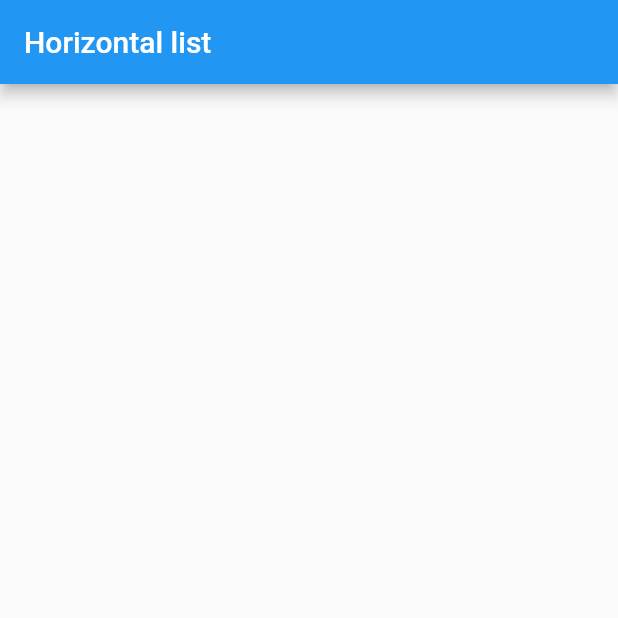
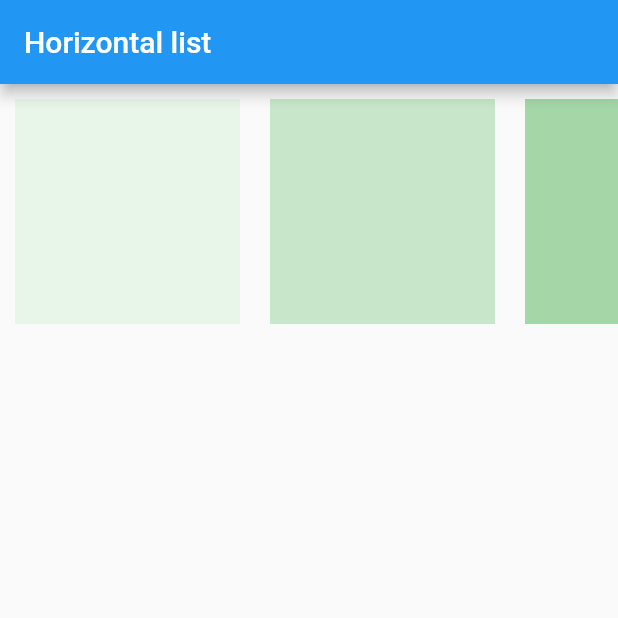
Before and after one commit to Artemshchurev/skillbox_homework, a Flutter app: the screen it shows after launch, on a phone screen of 412 x 824 dp, the top half of it. Run offline on Flutter 3.47's test engine with Material 2 defaults, Android fonts, the phone set to English and light mode, and no system bars.

Commit message:
Third task

```diff
--- a/06_Layout/horizontal_list/lib/main.dart
+++ b/06_Layout/horizontal_list/lib/main.dart
@@ -26,18 +26,47 @@ class MyHomePage extends StatefulWidget {
 }
 
 class _MyHomePageState extends State<MyHomePage> {
+  final List<Color> _colors = [
+    Colors.green.shade50,
+    Colors.green.shade100,
+    Colors.green.shade200,
+    Colors.green.shade300,
+    Colors.green.shade400,
+    Colors.green.shade500,
+    Colors.green.shade600,
+    Colors.green.shade700,
+    Colors.green.shade800,
+    Colors.green.shade900,
+  ];
+
   @override
   Widget build(BuildContext context) {
     return Scaffold(
       appBar: AppBar(
         title: Text('Horizontal list'),
       ),
-      body: Center(
-        child: Column(
-          mainAxisAlignment: MainAxisAlignment.center,
-          children: <Widget>[],
-        ),
-      ),
+      body: LayoutBuilder(
+        builder: (BuildContext context, BoxConstraints constraints) {
+          bool _isHorizontal = constraints.constrainWidth() > 500;
+
+          return Container(
+            height: 170,
+            child: ListView(
+              scrollDirection: Axis.horizontal,
+              children: [
+                ..._colors.map((color) => Padding(
+                  padding: EdgeInsets.all(10),
+                  child: Container(
+                    color: color,
+                    width: 150,
+                    height: 150,
+                  ),
+                ))
+              ],
+            ),
+          );
+        },
+      )
     );
   }
 }
```
Also changed, not shown: 06_Layout/horizontal_list/pubspec.lock.
